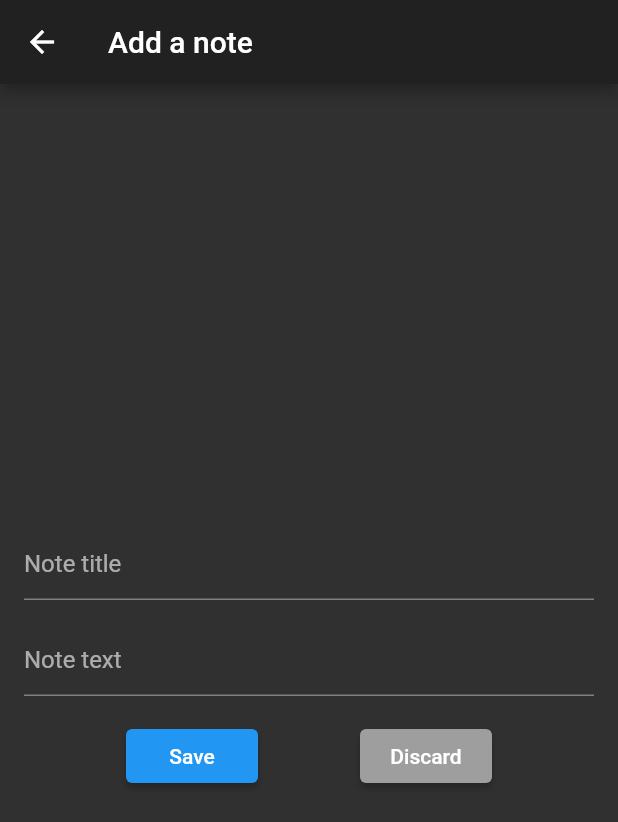
After one commit to sdim2016/flutter-state-management, a Flutter app: the screen it shows after launch, after a tap on the "add" icon, on a phone screen of 412 x 824 dp. The commit adds this screen. Shown: the top 822 px of the screen. Run offline on Flutter 3.47's test engine with Material 2 defaults, Android fonts, the phone set to English and light mode, and no system bars; our stand-ins replace settings_ui.

Commit message:
Note view (edit/delete) UI implemented

```diff
--- /dev/null
+++ b/setstate/lib/utils/custom_button.dart
@@ -0,0 +1,34 @@
+import 'package:flutter/material.dart';
+
+class CustomButton extends StatelessWidget {
+
+  final String text;
+  final Color buttonColor;
+  final Color textColor;
+  final Function onClick;
+
+  const CustomButton({
+    Key key,
+    this.text = "Button",
+    this.buttonColor = Colors.blue,
+    this.textColor = Colors.white,
+    this.onClick,
+  }) : super(key: key);
+
+  @override
+  Widget build(BuildContext context) {
+    return MaterialButton(
+      onPressed: onClick != null ? onClick : () {},
+      child: Text(
+        text,
+        style: TextStyle(
+            color: textColor
+        ),
+      ),
+      color: buttonColor,
+      shape: RoundedRectangleBorder(
+          borderRadius: BorderRadius.circular(4.0)
+      ),
+    );
+  }
+}
--- /dev/null
+++ b/setstate/lib/utils/note_mode.dart
@@ -0,0 +1,4 @@
+enum NoteMode {
+  Add,
+  Edit
+}
--- a/setstate/lib/view/main_screen.dart
+++ b/setstate/lib/view/main_screen.dart
@@ -1,5 +1,7 @@
 import 'package:flutter/material.dart';
+import 'package:setstate/utils/note_mode.dart';
 import 'package:setstate/view/pages/news_page.dart';
+import 'package:setstate/view/pages/note_view_page.dart';
 import 'package:setstate/view/pages/notes_page.dart';
 import 'package:setstate/view/pages/settings_page.dart';
 
@@ -51,6 +53,15 @@ class _MainScreenState extends State<MainScreen> {
       ),
       appBar: AppBar(
         title: Text(widget.title),
+        actions: [
+          IconButton(icon: Icon(Icons.add), onPressed: () {
+            Navigator.push(context,
+              MaterialPageRoute(builder: (context) {
+                return NoteViewPage(viewType: NoteMode.Add,);
+              })
+            );
+          })
+        ],
       ),
       body: Container(
         child: _widgetOptions.elementAt(_selectedIndex),
--- /dev/null
+++ b/setstate/lib/view/pages/note_view_page.dart
@@ -0,0 +1,99 @@
+import 'package:flutter/material.dart';
+import 'package:setstate/model/note.dart';
+import 'package:setstate/utils/custom_button.dart';
+import 'package:setstate/utils/note_mode.dart';
+
+class NoteViewPage extends StatefulWidget {
+
+  final NoteMode viewType;
+  final Note note;
+
+  const NoteViewPage({Key key, this.viewType, this.note}) : super(key: key);
+
+  @override
+  _NoteViewPageState createState() => _NoteViewPageState();
+}
+
+class _NoteViewPageState extends State<NoteViewPage> {
+
+  final TextEditingController _titleController = TextEditingController();
+  final TextEditingController _textController = TextEditingController();
+
+  @override
+  void didChangeDependencies() {
+    if (widget.viewType == NoteMode.Edit) {
+      _titleController.text = widget.note.title;
+      _textController.text = widget.note.text;
+    }
+    super.didChangeDependencies();
+  }
+
+  @override
+  Widget build(BuildContext context) {
+    return Scaffold(
+      appBar: AppBar(
+        title: Text(
+            widget.viewType == NoteMode.Add ? "Add a note" : "Edit the note"
+        ),
+      ),
+      body: Padding(
+        padding: const EdgeInsets.all(16.0),
+        child: Column(
+          mainAxisAlignment: MainAxisAlignment.center ,
+          children: [
+            TextField(
+              controller: _titleController,
+              decoration: InputDecoration(
+                  hintText: "Note title"
+              ),
+            ),
+            Container(height: 16,),
+            TextField(
+              controller: _textController,
+              decoration: InputDecoration(
+                  hintText: "Note text"
+              ),
+            ),
+            Container(height: 16,),
+            Row(
+              mainAxisAlignment: MainAxisAlignment.spaceEvenly,
+              children: [
+                CustomButton(
+                  text: "Save",
+                  onClick: () {
+                    final _title = _titleController.text;
+                    final _text = _textController.text;
+
+                    if (widget?.viewType == NoteMode.Add) {
+                      //add
+                    } else {
+                      //update
+                    }
+
+                    Navigator.pop(context);
+                  },
+                ),
+                CustomButton(
+                  text: "Discard",
+                  buttonColor: Colors.grey,
+                  onClick: () {
+                    Navigator.pop(context);
+                  },
+                ),
+                if (widget.viewType == NoteMode.Edit)
+                  CustomButton(
+                    text: "Delete",
+                    buttonColor: Colors.red,
+                    onClick: () {
+                      // delete
+                      Navigator.pop(context);
+                    },
+                  )
+              ],
+            ),
+          ],
+        ),
+      ),
+    );
+  }
+}
```
